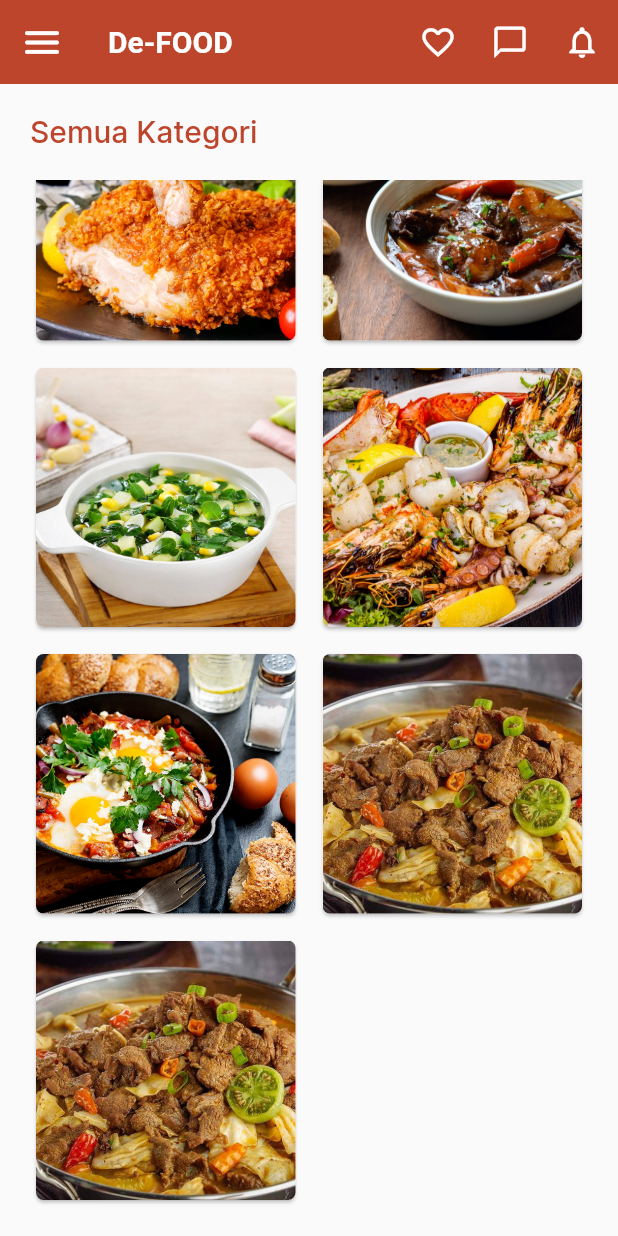
After one commit to ihsanannashir/defood-app, a Flutter app: the CategoriesPage screen opened directly, scrolled down 472 dp, after a tap on the "menu" icon, on a phone screen of 412 x 824 dp. The commit adds this screen. Run offline on Flutter 3.47's test engine with Material 2 defaults, Android fonts, the phone set to English and light mode, and no system bars; our stand-ins replace bottom_navy_bar, carousel_slider, firebase_auth, firebase_dynamic_links, liquid_swipe, shared_preferences; accounts and stored records are empty; Roboto replaces fonts that are missing (OpenSans).

Commit message:
Added some features to login, added Categories page

```diff
--- /dev/null
+++ b/lib/screens/sub_screens/categories.dart
@@ -0,0 +1,119 @@
+import 'package:flutter/material.dart';
+
+class CategoriesPage extends StatefulWidget {
+  @override
+  _CategoriesPageState createState() => _CategoriesPageState();
+}
+
+class _CategoriesPageState extends State<CategoriesPage> {
+  Widget build(BuildContext context) {
+    return Scaffold(
+      appBar: appBar(),
+      body: Column(
+        crossAxisAlignment: CrossAxisAlignment.center,
+        children: [
+          Align(
+            alignment: Alignment.topLeft,
+            child: Padding(
+              padding: EdgeInsets.fromLTRB(20, 20, 0, 20),
+              child: Text(
+                "Semua Kategori",
+                style: TextStyle(
+                  color: Color(0xFFBD452C),
+                  fontFamily: 'Inter',
+                  fontSize: 20.0,
+                  fontWeight: FontWeight.w500,
+                ),
+              ),
+            ),
+          ),
+          Expanded(
+            child: Container(
+              height: double.infinity,
+              child: gridCat(),
+            ),
+          )
+        ],
+      ),
+    );
+  }
+
+  Widget appBar() {
+    return AppBar(
+      title: Text("De-FOOD",
+          style:
+              TextStyle(fontFamily: 'OpenSans', fontWeight: FontWeight.w600)),
+      backgroundColor: Color(0xFFBD452C),
+      elevation: 0,
+      leading: IconButton(
+        iconSize: 30,
+        icon: Icon(Icons.menu_rounded),
+        color: Colors.white,
+        onPressed: () {},
+      ),
+      actions: <Widget>[
+        IconButton(
+          iconSize: 25,
+          icon: Icon(Icons.favorite_outline),
+          color: Colors.white,
+          onPressed: () {},
+        ),
+        IconButton(
+          iconSize: 25,
+          icon: Icon(Icons.chat_bubble_outline),
+          color: Colors.white,
+          onPressed: () {},
+        ),
+        IconButton(
+          iconSize: 25,
+          icon: Icon(Icons.notifications_outlined),
+          color: Colors.white,
+          onPressed: () {},
+        ),
+      ],
+    );
+  }
+
+  Widget gridCat() {
+    return GridView.count(
+      primary: false,
+      padding: const EdgeInsets.all(20),
+      crossAxisSpacing: 10,
+      mainAxisSpacing: 10,
+      crossAxisCount: 2,
+      children: <Widget>[
+        itemGrid('assets/images/food1.png'),
+        itemGrid('assets/images/food2.png'),
+        itemGrid('assets/images/food3.png'),
+        itemGrid('assets/images/food4.png'),
+        itemGrid('assets/images/food5.png'),
+        itemGrid('assets/images/food6.png'),
+        itemGrid('assets/images/food7.png'),
+        itemGrid('assets/images/food8.png'),
+        itemGrid('assets/images/food9.png'),
+        itemGrid('assets/images/food1.png'),
+        itemGrid('assets/images/food1.png'),
+      ],
+    );
+  }
+
+  Widget itemGrid(image) {
+    return Card(
+        shape: RoundedRectangleBorder(
+          borderRadius: BorderRadius.circular(5.0),
+        ),
+        child: ClipPath(
+          child: Container(
+            child: ConstrainedBox(
+                constraints: BoxConstraints.expand(),
+                child: Image.asset(
+                  '$image',
+                  fit: BoxFit.cover,
+                )),
+          ),
+          clipper: ShapeBorderClipper(
+              shape: RoundedRectangleBorder(
+                  borderRadius: BorderRadius.circular(5.0))),
+        ));
+  }
+}
```
Also changed, not shown: lib/empty.dart (added, +10 -0 lines), lib/screens/login.dart (+29 -4 lines), lib/screens/pageview/beranda.dart (+71 -123 lines), lib/screens/screencontrol.dart (+27 -27 lines), pubspec.yaml (+1 -8 lines), assets/images/angry.png (deleted), assets/images/google_logo.png (added), assets/images/happy.png (deleted), assets/images/hi.png (deleted), assets/images/line.jpg (deleted), assets/images/yay.png (deleted), lib/screens/sub_screens/trending.dart (added).
